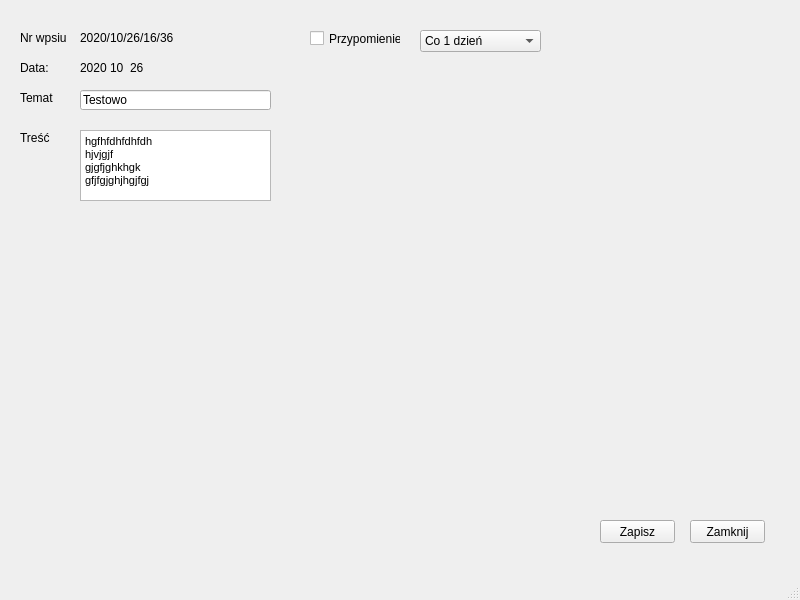
Qt form Kontrahent/kontrahentinfododajwpis.ui (Astropl/TestRamek) before a commit.
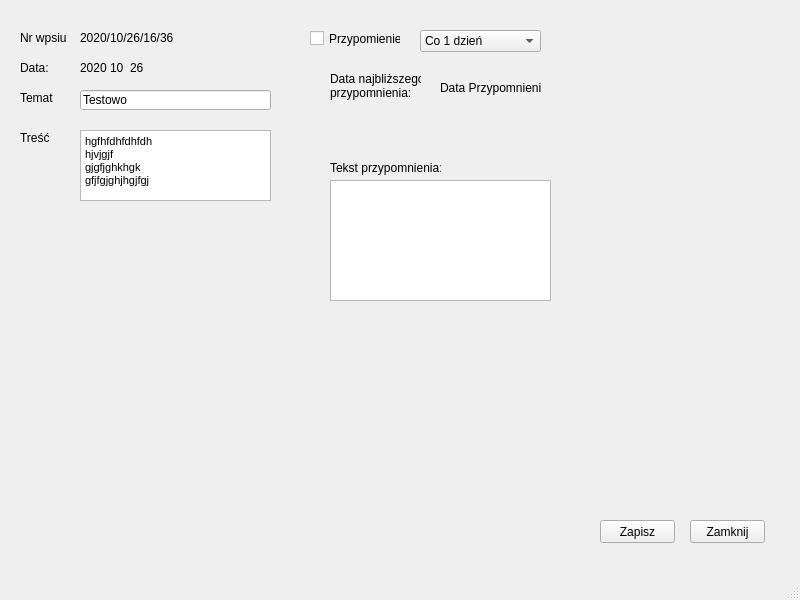
The same form after that commit.

What changed in the file:
```diff
--- a/Kontrahent/kontrahentinfododajwpis.ui
+++ b/Kontrahent/kontrahentinfododajwpis.ui
@@ -225,6 +225,56 @@
      </property>
     </item>
    </widget>
+   <widget class="QLabel" name="label_9">
+    <property name="geometry">
+     <rect>
+      <x>330</x>
+      <y>160</y>
+      <width>111</width>
+      <height>16</height>
+     </rect>
+    </property>
+    <property name="text">
+     <string>Tekst przypomnienia:</string>
+    </property>
+   </widget>
+   <widget class="QLabel" name="label_10">
+    <property name="geometry">
+     <rect>
+      <x>330</x>
+      <y>70</y>
+      <width>91</width>
+      <height>31</height>
+     </rect>
+    </property>
+    <property name="text">
+     <string>Data najbliższego 
+przypomnienia:</string>
+    </property>
+   </widget>
+   <widget class="QTextEdit" name="textEdit_2">
+    <property name="geometry">
+     <rect>
+      <x>330</x>
+      <y>180</y>
+      <width>221</width>
+      <height>121</height>
+     </rect>
+    </property>
+   </widget>
+   <widget class="QLabel" name="label_11">
+    <property name="geometry">
+     <rect>
+      <x>440</x>
+      <y>80</y>
+      <width>101</width>
+      <height>16</height>
+     </rect>
+    </property>
+    <property name="text">
+     <string>Data Przypomnienia</string>
+    </property>
+   </widget>
   </widget>
   <widget class="QMenuBar" name="menubar">
    <property name="geometry">
```
